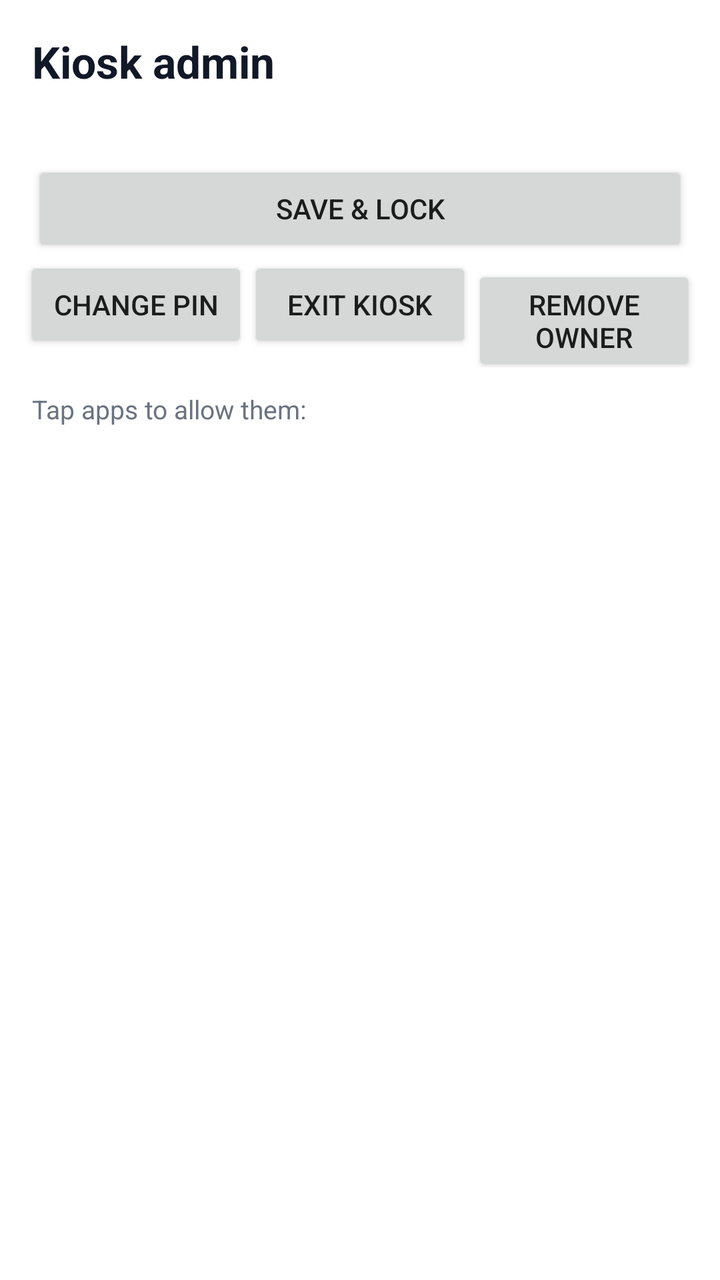
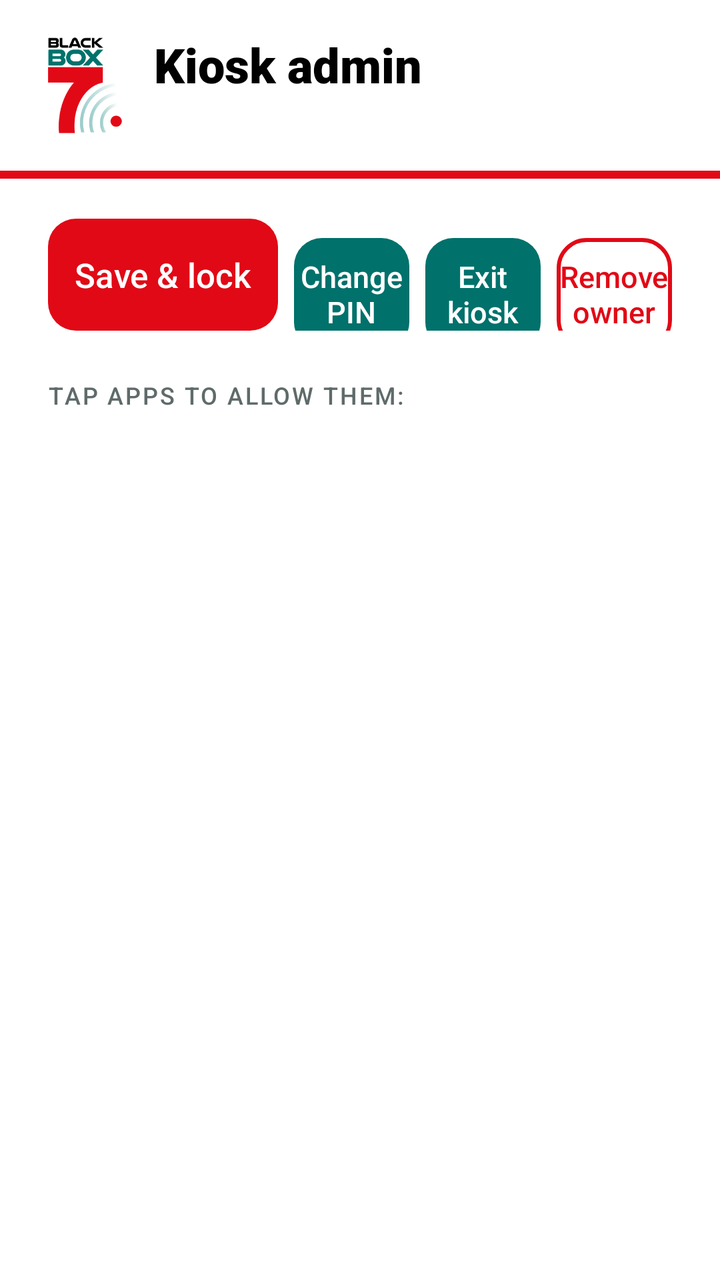

An Android layout rendered at two revisions. The XML below is the earlier revision; the diff shows what the commit changed to produce the second picture.
<!-- AndroidManifest.xml: application theme android:Theme.Material.Light.NoActionBar -->
<!-- res/layout/activity_admin.xml -->
<?xml version="1.0" encoding="utf-8"?>
<LinearLayout xmlns:android="http://schemas.android.com/apk/res/android"
    android:layout_width="match_parent"
    android:layout_height="match_parent"
    android:background="#FFFFFF"
    android:orientation="vertical">

    <TextView
        android:layout_width="match_parent"
        android:layout_height="wrap_content"
        android:paddingHorizontal="16dp"
        android:paddingTop="16dp"
        android:text="@string/admin_title"
        android:textColor="#111827"
        android:textSize="22sp"
        android:textStyle="bold" />

    <TextView
        android:id="@+id/status"
        android:layout_width="match_parent"
        android:layout_height="wrap_content"
        android:paddingHorizontal="16dp"
        android:paddingVertical="8dp"
        android:textColor="#374151"
        android:textSize="14sp" />

    <Button
        android:id="@+id/btn_start"
        android:layout_width="match_parent"
        android:layout_height="wrap_content"
        android:layout_marginHorizontal="16dp"
        android:text="@string/save_and_lock" />

    <LinearLayout
        android:layout_width="match_parent"
        android:layout_height="wrap_content"
        android:orientation="horizontal"
        android:paddingHorizontal="12dp">

        <Button
            android:id="@+id/btn_pin"
            android:layout_width="0dp"
            android:layout_height="wrap_content"
            android:layout_weight="1"
            android:text="@string/change_pin" />

        <Button
            android:id="@+id/btn_exit"
            android:layout_width="0dp"
            android:layout_height="wrap_content"
            android:layout_weight="1"
            android:text="@string/exit_kiosk" />

        <Button
            android:id="@+id/btn_remove"
            android:layout_width="0dp"
            android:layout_height="wrap_content"
            android:layout_weight="1"
            android:text="@string/remove_owner" />
    </LinearLayout>

    <TextView
        android:layout_width="match_parent"
        android:layout_height="wrap_content"
        android:paddingHorizontal="16dp"
        android:paddingTop="12dp"
        android:text="@string/pick_apps"
        android:textColor="#6B7280"
        android:textSize="13sp" />

    <ListView
        android:id="@+id/list"
        android:layout_width="match_parent"
        android:layout_height="0dp"
        android:layout_weight="1" />
</LinearLayout>
<!-- resources referenced by this layout -->
<resources>
  <string name="admin_title">Kiosk admin</string>
  <string name="change_pin">Change PIN</string>
  <string name="exit_kiosk">Exit kiosk</string>
  <string name="pick_apps">Tap apps to allow them:</string>
  <string name="remove_owner">Remove owner</string>
  <string name="save_and_lock">Save &amp; lock</string>
</resources>

<!-- the commit's change to res/layout/activity_admin.xml (unified diff, before → after) -->
@@ -2,75 +2,142 @@
 <LinearLayout xmlns:android="http://schemas.android.com/apk/res/android"
     android:layout_width="match_parent"
     android:layout_height="match_parent"
-    android:background="#FFFFFF"
+    android:background="@color/bb_white"
     android:orientation="vertical">
 
-    <TextView
+    
+    <LinearLayout
         android:layout_width="match_parent"
         android:layout_height="wrap_content"
-        android:paddingHorizontal="16dp"
-        android:paddingTop="16dp"
-        android:text="@string/admin_title"
-        android:textColor="#111827"
-        android:textSize="22sp"
-        android:textStyle="bold" />
+        android:gravity="center_vertical"
+        android:orientation="horizontal"
+        android:paddingHorizontal="24dp"
+        android:paddingVertical="16dp">
 
-    <TextView
-        android:id="@+id/status"
+        <ImageView
+            android:layout_width="wrap_content"
+            android:layout_height="48dp"
+            android:adjustViewBounds="true"
+            android:contentDescription="@null"
+            android:src="@drawable/logo_stacked" />
+
+        <LinearLayout
+            android:layout_width="0dp"
+            android:layout_height="wrap_content"
+            android:layout_marginStart="16dp"
+            android:layout_weight="1"
+            android:orientation="vertical">
+
+            <TextView
+                android:layout_width="wrap_content"
+                android:layout_height="wrap_content"
+                android:fontFamily="sans-serif-black"
+                android:text="@string/admin_title"
+                android:textColor="@color/bb_black"
+                android:textSize="24sp" />
+
+            <TextView
+                android:id="@+id/status"
+                android:layout_width="wrap_content"
+                android:layout_height="wrap_content"
+                android:layout_marginTop="2dp"
+                android:fontFamily="sans-serif-medium"
+                android:textColor="@color/bb_teal"
+                android:textSize="14sp" />
+        </LinearLayout>
+    </LinearLayout>
+
+    
+    <View
         android:layout_width="match_parent"
-        android:layout_height="wrap_content"
-        android:paddingHorizontal="16dp"
-        android:paddingVertical="8dp"
-        android:textColor="#374151"
-        android:textSize="14sp" />
+        android:layout_height="4dp"
+        android:background="@color/bb_red" />
 
-    <Button
-        android:id="@+id/btn_start"
-        android:layout_width="match_parent"
-        android:layout_height="wrap_content"
-        android:layout_marginHorizontal="16dp"
-        android:text="@string/save_and_lock" />
-
+    
     <LinearLayout
         android:layout_width="match_parent"
         android:layout_height="wrap_content"
         android:orientation="horizontal"
-        android:paddingHorizontal="12dp">
+        android:paddingHorizontal="20dp"
+        android:paddingTop="20dp"
+        android:paddingBottom="8dp">
+
+        <Button
+            android:id="@+id/btn_start"
+            android:layout_width="0dp"
+            android:layout_height="56dp"
+            android:layout_marginHorizontal="4dp"
+            android:layout_weight="2"
+            android:background="@drawable/btn_red"
+            android:fontFamily="sans-serif-medium"
+            android:stateListAnimator="@null"
+            android:text="@string/save_and_lock"
+            android:textAllCaps="false"
+            android:textColor="@color/bb_white"
+            android:textSize="17sp" />
 
         <Button
             android:id="@+id/btn_pin"
             android:layout_width="0dp"
-            android:layout_height="wrap_content"
+            android:layout_height="56dp"
+            android:layout_marginHorizontal="4dp"
             android:layout_weight="1"
-            android:text="@string/change_pin" />
+            android:background="@drawable/btn_teal"
+            android:fontFamily="sans-serif-medium"
+            android:stateListAnimator="@null"
+            android:text="@string/change_pin"
+            android:textAllCaps="false"
+            android:textColor="@color/bb_white"
+            android:textSize="15sp" />
 
         <Button
             android:id="@+id/btn_exit"
             android:layout_width="0dp"
-            android:layout_height="wrap_content"
+            android:layout_height="56dp"
+            android:layout_marginHorizontal="4dp"
             android:layout_weight="1"
-            android:text="@string/exit_kiosk" />
+            android:background="@drawable/btn_teal"
+            android:fontFamily="sans-serif-medium"
+            android:stateListAnimator="@null"
+            android:text="@string/exit_kiosk"
+            android:textAllCaps="false"
+            android:textColor="@color/bb_white"
+            android:textSize="15sp" />
 
         <Button
             android:id="@+id/btn_remove"
             android:layout_width="0dp"
-            android:layout_height="wrap_content"
+            android:layout_height="56dp"
+            android:layout_marginHorizontal="4dp"
             android:layout_weight="1"
-            android:text="@string/remove_owner" />
+            android:background="@drawable/btn_outline"
+            android:fontFamily="sans-serif-medium"
+            android:stateListAnimator="@null"
+            android:text="@string/remove_owner"
+            android:textAllCaps="false"
+            android:textColor="@color/bb_red"
+            android:textSize="15sp" />
     </LinearLayout>
 
     <TextView
         android:layout_width="match_parent"
         android:layout_height="wrap_content"
-        android:paddingHorizontal="16dp"
-        android:paddingTop="12dp"
+        android:fontFamily="sans-serif-medium"
+        android:paddingHorizontal="24dp"
+        android:paddingTop="16dp"
+        android:paddingBottom="4dp"
         android:text="@string/pick_apps"
-        android:textColor="#6B7280"
-        android:textSize="13sp" />
+        android:textAllCaps="true"
+        android:textColor="@color/bb_muted"
+        android:letterSpacing="0.08"
+        android:textSize="12sp" />
 
     <ListView
         android:id="@+id/list"
         android:layout_width="match_parent"
         android:layout_height="0dp"
-        android:layout_weight="1" />
+        android:layout_weight="1"
+        android:divider="#1400716B"
+        android:dividerHeight="1dp"
+        android:paddingHorizontal="8dp" />
 </LinearLayout>
<!-- resource entries referenced after the edit -->
@@ -1,5 +1,42 @@
 <!-- resources referenced by this layout -->
 <resources>
+  <color name="bb_black">#000000</color>
+  <color name="bb_muted">#5F6B6A</color>
+  <color name="bb_red">#E10916</color>
+  <color name="bb_teal">#00716B</color>
+  <color name="bb_white">#FFFFFF</color>
+  <!-- drawable btn_outline (drawable) -->
+  <?xml version="1.0" encoding="utf-8"?>
+  <ripple xmlns:android="http://schemas.android.com/apk/res/android" android:color="#22E10916">
+      <item>
+          <shape android:shape="rectangle">
+              <solid android:color="@color/bb_white" />
+              <stroke android:width="2dp" android:color="@color/bb_red" />
+              <corners android:radius="14dp" />
+          </shape>
+      </item>
+  </ripple>
+  <!-- drawable btn_red (drawable) -->
+  <?xml version="1.0" encoding="utf-8"?>
+  <ripple xmlns:android="http://schemas.android.com/apk/res/android" android:color="#33FFFFFF">
+      <item>
+          <shape android:shape="rectangle">
+              <solid android:color="@color/bb_red" />
+              <corners android:radius="14dp" />
+          </shape>
+      </item>
+  </ripple>
+  <!-- drawable btn_teal (drawable) -->
+  <?xml version="1.0" encoding="utf-8"?>
+  <ripple xmlns:android="http://schemas.android.com/apk/res/android" android:color="#33FFFFFF">
+      <item>
+          <shape android:shape="rectangle">
+              <solid android:color="@color/bb_teal" />
+              <corners android:radius="14dp" />
+          </shape>
+      </item>
+  </ripple>
+  <!-- drawable logo_stacked: png bitmap (drawable-nodpi, 11743 bytes) -->
   <string name="admin_title">Kiosk admin</string>
   <string name="change_pin">Change PIN</string>
   <string name="exit_kiosk">Exit kiosk</string>
